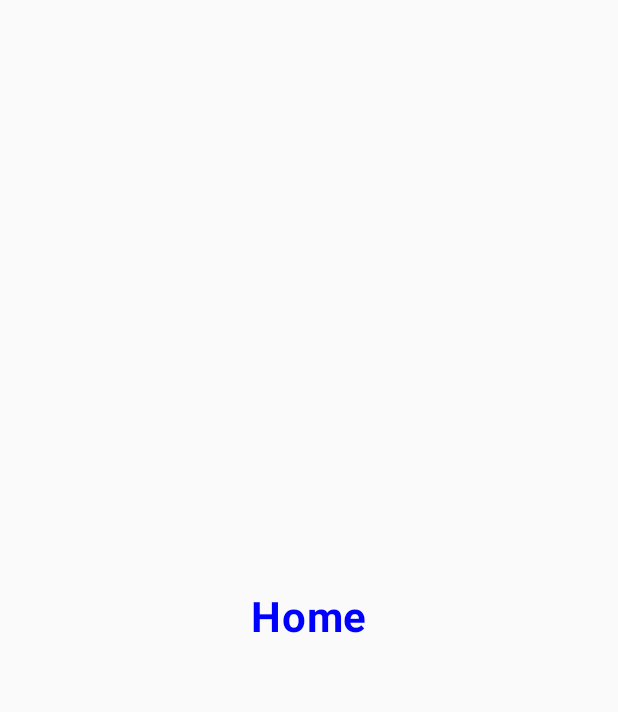
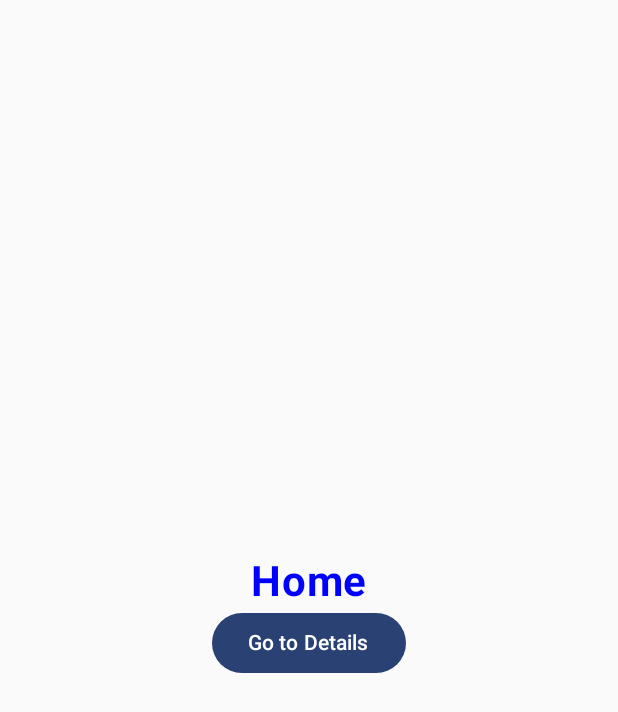
Before and after one commit to doguskysilva/learning-compose, an Android app built with Jetpack Compose: the screen it shows after launch (MainActivity), on a phone screen of 412 x 824 dp. Before the commit the part shown is almost empty. Shown: the top 712 px of the screen. Run offline under Robolectric (Android 15) with nearby library versions, the phone set to English and light mode, and no system bars.

Commit message:
implement navigation to screens

```diff
--- a/app/src/main/java/com/example/learningcompose/MainActivity.kt
+++ b/app/src/main/java/com/example/learningcompose/MainActivity.kt
@@ -5,15 +5,22 @@ import androidx.activity.ComponentActivity
 import androidx.activity.compose.setContent
 import androidx.compose.runtime.Composable
 import androidx.compose.ui.tooling.preview.Preview
+import androidx.navigation.NavHostController
+import androidx.navigation.compose.rememberNavController
+import com.example.learningcompose.ui.SetupNavGraph
 import com.example.learningcompose.ui.screens.MainScreen
 import com.example.learningcompose.ui.theme.LearningComposeTheme
 
 class MainActivity : ComponentActivity() {
+
+    lateinit var navController: NavHostController
+
     override fun onCreate(savedInstanceState: Bundle?) {
         super.onCreate(savedInstanceState)
         setContent {
             LearningComposeTheme {
-                MainScreen()
+                navController = rememberNavController()
+                SetupNavGraph(navHostController = navController)
             }
         }
     }
@@ -23,6 +30,6 @@ class MainActivity : ComponentActivity() {
 @Composable
 fun DefaultPreview() {
     LearningComposeTheme {
-        MainScreen()
+        SetupNavGraph(navHostController = rememberNavController())
     }
 }
--- /dev/null
+++ b/app/src/main/java/com/example/learningcompose/ui/NavGraph.kt
@@ -0,0 +1,23 @@
+package com.example.learningcompose.ui
+
+import androidx.compose.runtime.Composable
+import androidx.navigation.NavHostController
+import androidx.navigation.compose.NavHost
+import androidx.navigation.compose.composable
+import com.example.learningcompose.ui.screens.DetailScreen
+import com.example.learningcompose.ui.screens.HomeScreen
+import com.example.learningcompose.ui.screens.Screen
+
+@Composable
+fun SetupNavGraph(
+    navHostController: NavHostController
+) {
+    NavHost(navController = navHostController, startDestination = Screen.Home.route) {
+        composable(route = Screen.Home.route) {
+            HomeScreen(navController = navHostController)
+        }
+        composable(route = Screen.Detail.route) {
+            DetailScreen(navController = navHostController)
+        }
+    }
+}
--- a/app/src/main/java/com/example/learningcompose/ui/screens/HomeScreen.kt
+++ b/app/src/main/java/com/example/learningcompose/ui/screens/HomeScreen.kt
@@ -1,28 +1,37 @@
 package com.example.learningcompose.ui.screens
 
-import androidx.compose.foundation.background
 import androidx.compose.foundation.layout.Box
+import androidx.compose.foundation.layout.Column
 import androidx.compose.foundation.layout.fillMaxSize
+import androidx.compose.material3.Button
+import androidx.compose.material3.Text
 import androidx.compose.runtime.Composable
 import androidx.compose.ui.Alignment
 import androidx.compose.ui.Modifier
 import androidx.compose.ui.graphics.Color
 import androidx.compose.ui.tooling.preview.Preview
+import androidx.navigation.NavController
+import androidx.navigation.compose.rememberNavController
 import com.example.learningcompose.ui.utils.TextDefault
 
 @Composable
-fun HomeScreen() {
+fun HomeScreen(navController: NavController) {
     Box(
         modifier = Modifier
             .fillMaxSize(),
         contentAlignment = Alignment.Center
     ) {
-        TextDefault(text = "Home", color = Color.Blue)
+        Column(horizontalAlignment = Alignment.CenterHorizontally) {
+            TextDefault(text = "Home", color = Color.Blue)
+            Button(onClick = { navController.navigate(Screen.Detail.route) }) {
+                Text(text = "Go to Details")
+            }
+        }
     }
 }
 
+@Preview(showBackground = true)
 @Composable
-@Preview
 fun HomeScreenPreview() {
-    HomeScreen()
+    HomeScreen(navController = rememberNavController())
 }
--- a/app/src/main/java/com/example/learningcompose/ui/screens/MainScreen.kt
+++ b/app/src/main/java/com/example/learningcompose/ui/screens/MainScreen.kt
@@ -2,6 +2,4 @@ package com.example.learningcompose.ui.screens
 
 import androidx.compose.runtime.Composable
 @Composable
-fun MainScreen() {
-    HomeScreen()
-}
+fun MainScreen() {}
--- /dev/null
+++ b/app/src/main/java/com/example/learningcompose/ui/screens/Screen.kt
@@ -0,0 +1,6 @@
+package com.example.learningcompose.ui.screens
+
+sealed class Screen(val route: String) {
+    object Home: Screen(route = "home_screen")
+    object Detail: Screen(route = "detail_screen")
+}
```
Also changed, not shown: app/src/main/java/com/example/learningcompose/ui/screens/DetailScreen.kt (+16 -5 lines).
